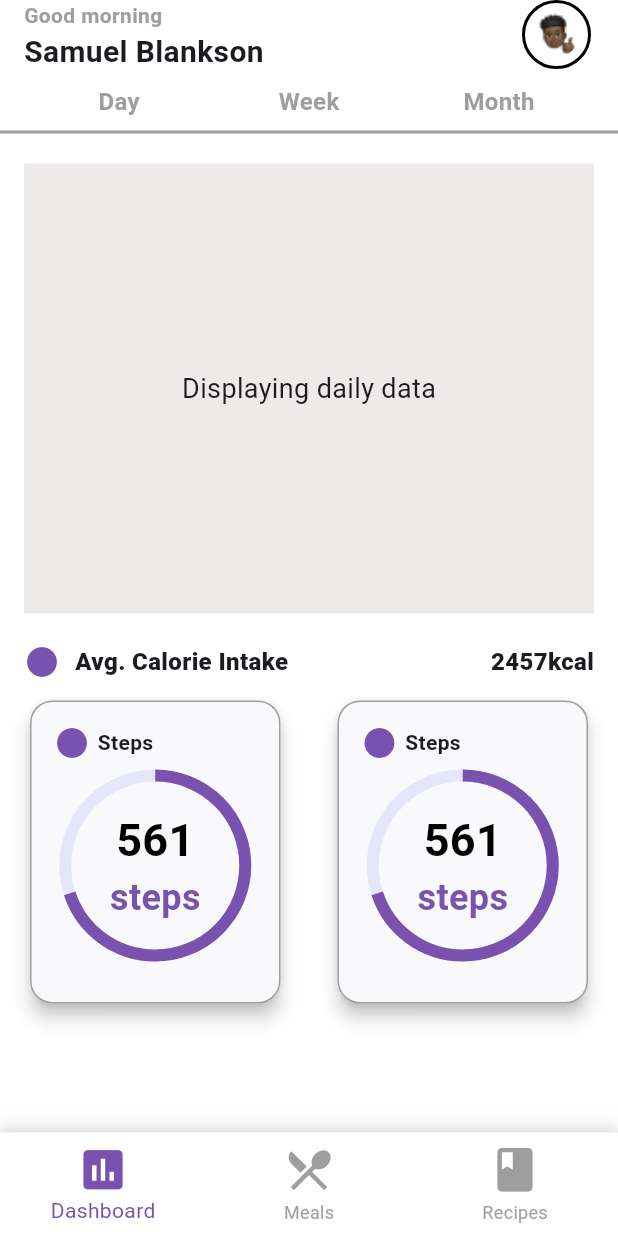
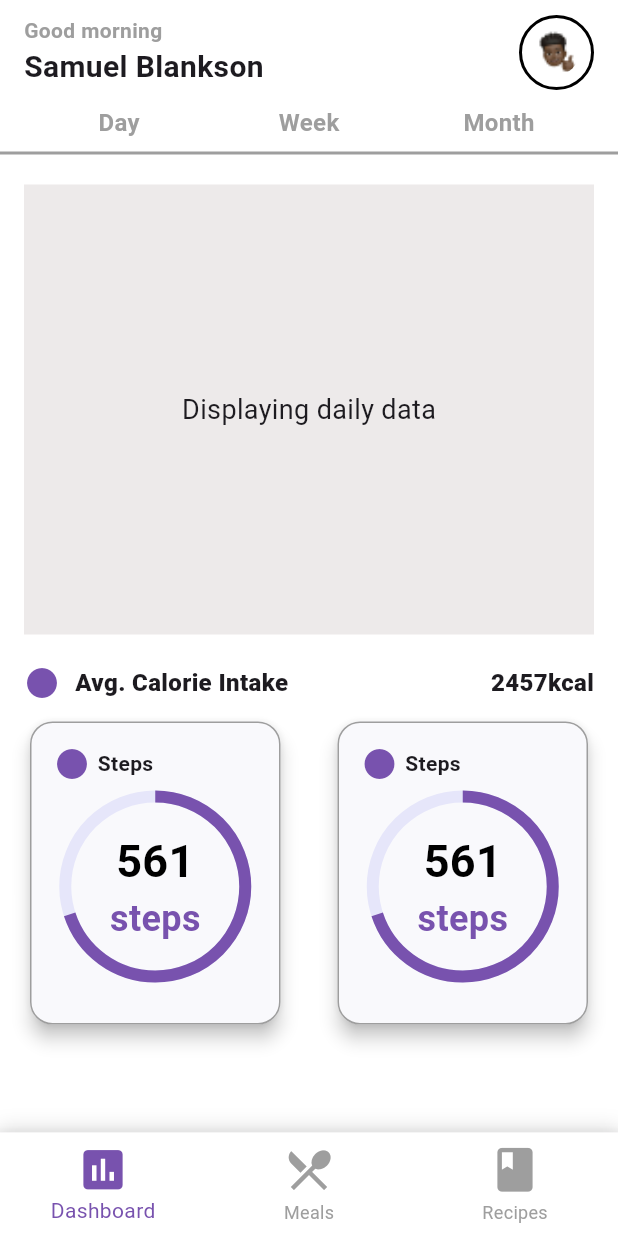
Before and after one commit to MaameMozuma/recipe_tracking_app, a Flutter app: the screen it shows after launch, on a phone screen of 412 x 824 dp. Run offline on Flutter 3.47's test engine with Material 3 defaults, Android fonts, the phone set to English and light mode, and no system bars; our stand-ins replace image_picker, table_calendar.

Commit message:
Fixed appbar

```diff
--- a/lib/pages/main_pages/dashboard.dart
+++ b/lib/pages/main_pages/dashboard.dart
@@ -24,7 +24,9 @@ class _DashboardState extends State<Dashboard> {
   Widget build(BuildContext context) {
     return Scaffold(
       backgroundColor: Colors.white,
-      appBar: AppBar(
+      appBar: PreferredSize(
+        preferredSize: const Size.fromHeight(70),
+        child: AppBar(
           backgroundColor: Colors.white,
           flexibleSpace: Padding(
             padding: const EdgeInsets.fromLTRB(16, 0, 16, 10),
@@ -64,6 +66,7 @@ class _DashboardState extends State<Dashboard> {
                       },
                       child: const MyCircleAvatar()),
                 ],
+              ),
             ),
           ),
         ),
--- a/lib/pages/main_pages/recipe.dart
+++ b/lib/pages/main_pages/recipe.dart
@@ -16,7 +16,9 @@ class _AllRecipesPagesState extends State<AllRecipesPages> {
   Widget build(BuildContext context) {
     return Scaffold(
       backgroundColor: Colors.white,
-      appBar: AppBar(
+      appBar: PreferredSize(
+        preferredSize: const Size.fromHeight(70),
+        child: AppBar(
           backgroundColor: Colors.white,
           flexibleSpace: Padding(
             padding: const EdgeInsets.fromLTRB(16, 0, 16, 10),
@@ -76,6 +78,7 @@ class _AllRecipesPagesState extends State<AllRecipesPages> {
                     ],
                   ),
                 ],
+              ),
             ),
           ),
         ),
--- a/lib/pages/sub_pages/user_statistics.dart
+++ b/lib/pages/sub_pages/user_statistics.dart
@@ -9,6 +9,7 @@ class UserStatistics extends StatelessWidget {
   @override
   Widget build(BuildContext context) {
     return Scaffold(
+      backgroundColor: Colors.white,
       appBar: PreferredSize(
         preferredSize: const Size.fromHeight(310),
         child: ClipRRect(
```
Lines whose indentation alone changed are shown as unchanged.
